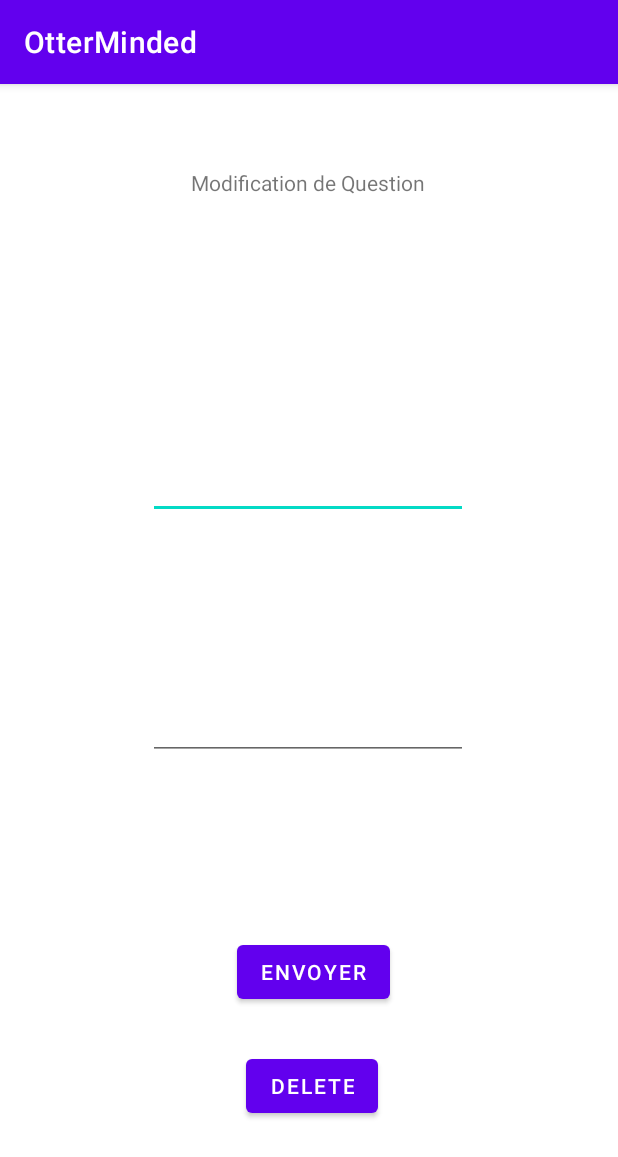
After one commit to L-Antre-des-Loutres/OtterMinded, an Android app: the UpdateQuestionActivity screen opened directly, with no data from a screen before it, on a phone screen of 412 x 824 dp. The commit adds this screen. Shown: the top 1157 px of the screen. Run offline under Robolectric (Android 15) with nearby library versions, the phone set to English and light mode, and no system bars.

Commit message:
Ajout de UpdateQuestionActivity - Gestion de la modification d'une Question ainsi que de la suppression

```diff
--- /dev/null
+++ b/app/src/main/java/com/example/otterminded/UpdateQuestionActivity.kt
@@ -0,0 +1,104 @@
+package com.example.otterminded
+
+import android.content.Intent
+import android.os.Bundle
+import android.view.View
+import android.widget.EditText
+import android.widget.Toast
+import androidx.appcompat.app.AlertDialog
+import androidx.appcompat.app.AppCompatActivity
+import com.example.otterminded.models.DAOInitializer
+import com.example.otterminded.models.Question
+import com.example.otterminded.ui.slideshow.SlideshowFragment
+
+class UpdateQuestionActivity : AppCompatActivity() {
+
+    private lateinit var editTextTheme: EditText
+    private lateinit var editTextQuestion: EditText
+    private var questionId: Long = -1
+
+    override fun onCreate(savedInstanceState: Bundle?) {
+        super.onCreate(savedInstanceState)
+        setContentView(R.layout.activity_update_question)
+
+        // Récupérer l'ID de la question de l'Intent
+        questionId = intent.getLongExtra("question_id", -1)
+
+        // Supposons que vous avez une méthode pour récupérer la question à partir de l'ID
+        val daoQuestion = DAOInitializer.getDAOQuestion()
+        val question = daoQuestion.getQuestionById(questionId)
+
+        // Lier les éléments de l'interface utilisateur avec les vues XML
+        editTextTheme = findViewById(R.id.editTextText)
+        editTextQuestion = findViewById(R.id.editTextText2)
+
+        // Remplir les champs EditText avec les données de la question
+        editTextTheme.setText(question?.theme ?: "")
+        editTextQuestion.setText(question?.question ?: "")
+
+        // Configurez le reste de votre activité ici
+    }
+
+// Méthode appelée lors du clic sur le bouton d'update
+    fun onUpdateButtonClick(view: View) {
+        // Récupérer les nouvelles valeurs des champs EditText
+        val newTheme = editTextTheme.text.toString()
+        val newQuestion = editTextQuestion.text.toString()
+
+        // Vérifier si les champs ne sont pas vides
+        if (newTheme.isNotEmpty() && newQuestion.isNotEmpty()) {
+            // Supposons que vous avez une méthode pour mettre à jour la question dans la base de données
+            val daoQuestion = DAOInitializer.getDAOQuestion()
+            val rowsAffected = daoQuestion.updateQuestion(questionId, newTheme, newQuestion)
+
+            if (rowsAffected > 0) {
+                // Afficher un message de succès
+                Toast.makeText(this, "Question updated successfully", Toast.LENGTH_SHORT).show()
+                // Rediriger vers la page des questions après la mise à jour
+                val intent = Intent(this, SlideshowFragment::class.java)
+                startActivity(intent)
+            } else {
+                // Afficher un message d'erreur si la mise à jour a échoué
+                Toast.makeText(this, "Failed to update question", Toast.LENGTH_SHORT).show()
+            }
+        } else {
+            // Afficher un message d'erreur si les champs sont vides
+            Toast.makeText(this, "Please fill all fields", Toast.LENGTH_SHORT).show()
+        }
+    }
+    // Méthode appelée lors du clic sur le bouton de suppression
+    // Méthode appelée lors du clic sur le bouton de suppression
+    fun onDeleteButtonClick(view: View) {
+        // Vérifiez d'abord si l'ID de la question est valide
+        if (questionId != -1L) {
+            // Affichez une boîte de dialogue de confirmation avant de supprimer la question
+            AlertDialog.Builder(this)
+                .setTitle("Delete Question")
+                .setMessage("Are you sure you want to delete this question?")
+                .setPositiveButton("Yes") { dialog, _ ->
+                    // Supprimez la question en utilisant DAO
+                    val daoQuestion = DAOInitializer.getDAOQuestion()
+                    val rowsAffected = daoQuestion.deleteQuestion(questionId)
+
+                    if (rowsAffected > 0) {
+                        // Affichez un message de confirmation si la suppression a réussi
+                        Toast.makeText(this, "Question deleted successfully", Toast.LENGTH_SHORT).show()
+                        val intent = Intent(this, SlideshowFragment::class.java)
+                        startActivity(intent)
+                        // Optionnel : Redirigez vers la liste des questions ou terminez cette activité
+                        finish()
+                    } else {
+                        // Affichez un message d'erreur si la suppression a échoué
+                        Toast.makeText(this, "Failed to delete question", Toast.LENGTH_SHORT).show()
+                    }
+                }
+                .setNegativeButton("No") { dialog, _ ->
+                    dialog.dismiss() // Fermer la boîte de dialogue sans rien faire
+                }
+                .show()
+        } else {
+            // Affichez un message d'erreur si l'ID de la question est invalide
+            Toast.makeText(this, "Invalid question ID", Toast.LENGTH_SHORT).show()
+        }
+    }
+}
--- /dev/null
+++ b/app/src/main/res/layout/activity_update_question.xml
@@ -0,0 +1,72 @@
+<?xml version="1.0" encoding="utf-8"?>
+<androidx.constraintlayout.widget.ConstraintLayout xmlns:android="http://schemas.android.com/apk/res/android"
+    xmlns:app="http://schemas.android.com/apk/res-auto"
+    xmlns:tools="http://schemas.android.com/tools"
+    android:id="@+id/main"
+    android:layout_width="match_parent"
+    android:layout_height="match_parent"
+    tools:context=".UpdateQuestionActivity">
+
+    <EditText
+        android:id="@+id/editTextText"
+        android:layout_width="wrap_content"
+        android:layout_height="wrap_content"
+        android:ems="10"
+        android:inputType="text"
+        android:text="Name"
+        app:layout_constraintBottom_toBottomOf="parent"
+        app:layout_constraintEnd_toEndOf="parent"
+        app:layout_constraintHorizontal_bias="0.497"
+        app:layout_constraintStart_toStartOf="parent"
+        app:layout_constraintTop_toTopOf="parent"
+        app:layout_constraintVertical_bias="0.339" />
+
+    <EditText
+        android:id="@+id/editTextText2"
+        android:layout_width="wrap_content"
+        android:layout_height="wrap_content"
+        android:ems="10"
+        android:inputType="text"
+        android:text="Name"
+        app:layout_constraintBottom_toBottomOf="parent"
+        app:layout_constraintEnd_toEndOf="parent"
+        app:layout_constraintHorizontal_bias="0.497"
+        app:layout_constraintStart_toStartOf="parent"
+        app:layout_constraintTop_toTopOf="parent"
+        app:layout_constraintVertical_bias="0.561" />
+
+    <TextView
+        android:id="@+id/textView3"
+        android:layout_width="wrap_content"
+        android:layout_height="wrap_content"
+        android:layout_marginTop="56dp"
+        android:text="Modification de Question"
+        app:layout_constraintEnd_toEndOf="parent"
+        app:layout_constraintHorizontal_bias="0.498"
+        app:layout_constraintStart_toStartOf="parent"
+        app:layout_constraintTop_toTopOf="parent" />
+
+    <Button
+        android:id="@+id/updateButton"
+        android:layout_width="wrap_content"
+        android:layout_height="wrap_content"
+        android:layout_marginEnd="152dp"
+        android:layout_marginBottom="152dp"
+        android:text="Envoyer"
+        app:layout_constraintBottom_toBottomOf="parent"
+        app:layout_constraintEnd_toEndOf="parent"
+        android:onClick="onUpdateButtonClick"/>
+
+    <Button
+        android:id="@+id/deleteButton"
+        android:layout_width="wrap_content"
+        android:layout_height="wrap_content"
+        android:layout_marginEnd="160dp"
+        android:layout_marginBottom="76dp"
+        android:onClick="onDeleteButtonClick"
+        android:text="Delete"
+        app:layout_constraintBottom_toBottomOf="parent"
+        app:layout_constraintEnd_toEndOf="parent" />
+
+
+</androidx.constraintlayout.widget.ConstraintLayout>
--- a/app/src/main/res/layout/item_question.xml
+++ b/app/src/main/res/layout/item_question.xml
@@ -28,5 +28,11 @@
             android:layout_height="wrap_content"
             android:text="Question 1" />
 
+        <!-- Bouton "Edit" -->
+        <Button
+            android:id="@+id/editButton"
+            android:layout_width="wrap_content"
+            android:layout_height="wrap_content"
+            android:text="Edit" />
     </LinearLayout>
 </LinearLayout>
```
Also changed, not shown: app/src/main/AndroidManifest.xml (+6 -8 lines), app/src/main/java/com/example/otterminded/support/QuestionAdaptater.kt (+14 -3 lines), app/src/main/java/com/example/otterminded/ui/slideshow/SlideshowFragment.kt (+7 -2 lines).
